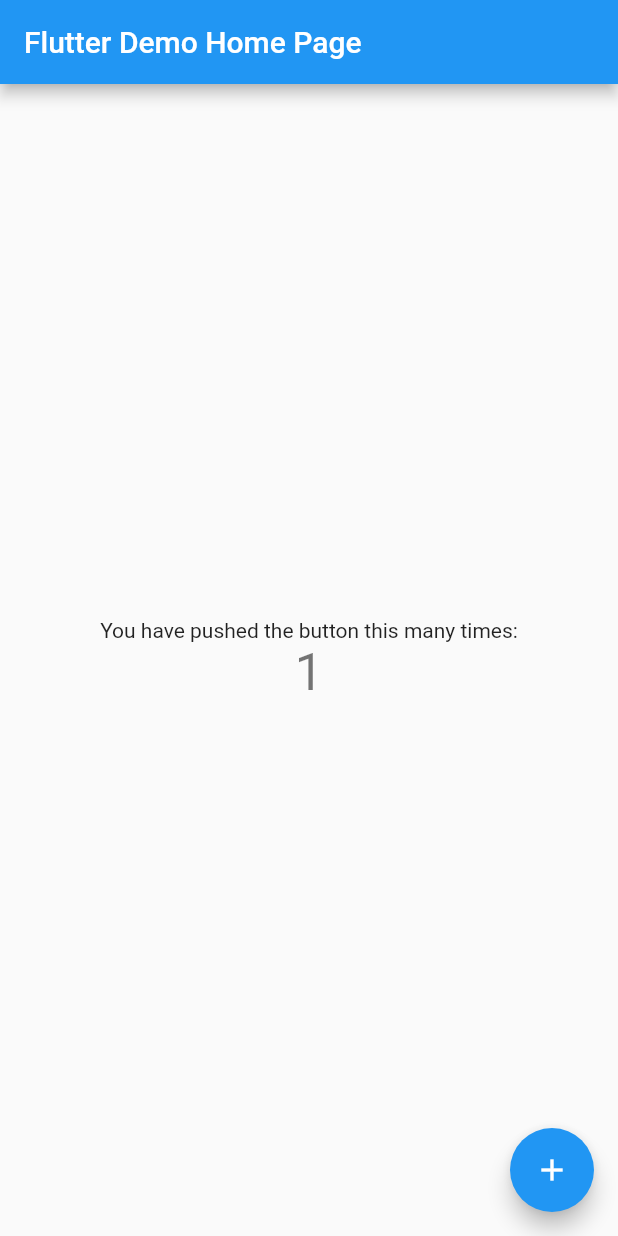
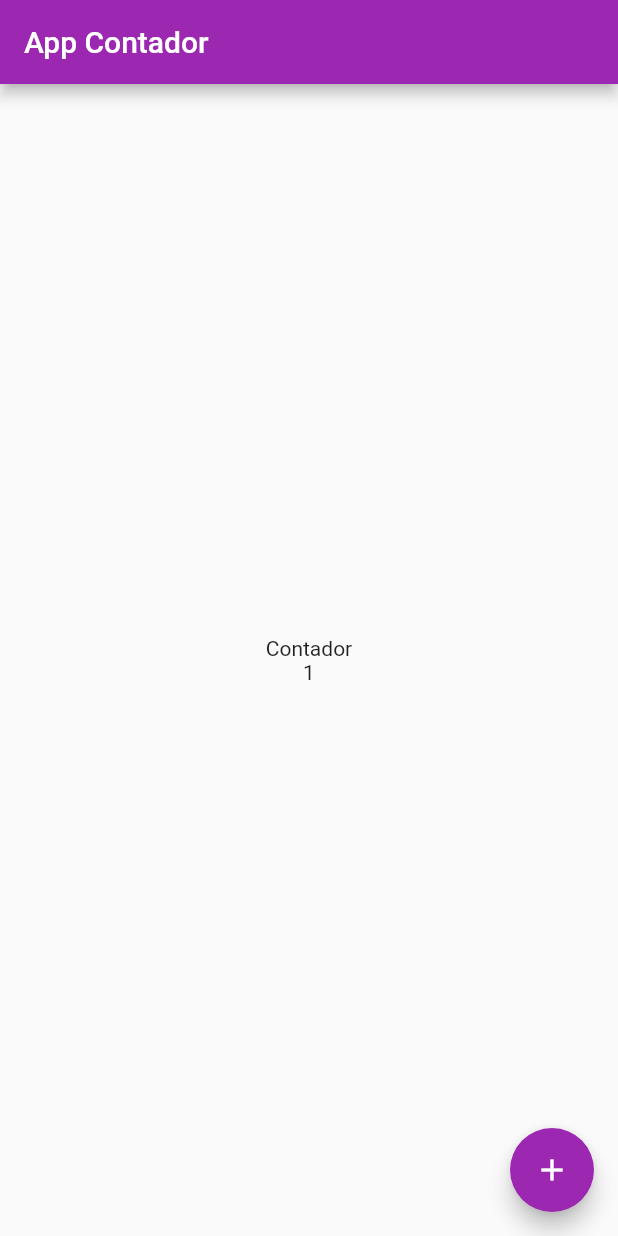
Before and after one commit to victorgusto/RocketSeat-Mission-Start, a Flutter app: the screen it shows after launch, after a tap on the "add" icon, on a phone screen of 412 x 824 dp. Run offline on Flutter 3.47's test engine with Material 2 defaults, Android fonts, the phone set to English and light mode, and no system bars.

Commit message:
Finalizado primeiro app
Finalizado o primeiro app, contador.

```diff
--- a/counter_app/lib/main.dart
+++ b/counter_app/lib/main.dart
@@ -1,115 +1,48 @@
 import 'package:flutter/material.dart';
 
 void main() {
-  runApp(const MyApp());
+  runApp(
+    MaterialApp(
+        theme: ThemeData(primarySwatch: Colors.purple),
+        debugShowCheckedModeBanner: false,
+        home: HomePage()),
+  );
 }
 
-class MyApp extends StatelessWidget {
-  const MyApp({Key? key}) : super(key: key);
-
-  // This widget is the root of your application.
+class HomePage extends StatefulWidget {
   @override
-  Widget build(BuildContext context) {
-    return MaterialApp(
-      title: 'Flutter Demo',
-      theme: ThemeData(
-        // This is the theme of your application.
-        //
-        // Try running your application with "flutter run". You'll see the
-        // application has a blue toolbar. Then, without quitting the app, try
-        // changing the primarySwatch below to Colors.green and then invoke
-        // "hot reload" (press "r" in the console where you ran "flutter run",
-        // or simply save your changes to "hot reload" in a Flutter IDE).
-        // Notice that the counter didn't reset back to zero; the application
-        // is not restarted.
-        primarySwatch: Colors.blue,
-      ),
-      home: const MyHomePage(title: 'Flutter Demo Home Page'),
-    );
-  }
+  State<HomePage> createState() => _HomePageState();
 }
 
-class MyHomePage extends StatefulWidget {
-  const MyHomePage({Key? key, required this.title}) : super(key: key);
+class _HomePageState extends State<HomePage> {
+  var count = 0;
 
-  // This widget is the home page of your application. It is stateful, meaning
-  // that it has a State object (defined below) that contains fields that affect
-  // how it looks.
-
-  // This class is the configuration for the state. It holds the values (in this
-  // case the title) provided by the parent (in this case the App widget) and
-  // used by the build method of the State. Fields in a Widget subclass are
-  // always marked "final".
-
-  final String title;
-
-  @override
-  State<MyHomePage> createState() => _MyHomePageState();
-}
-
-class _MyHomePageState extends State<MyHomePage> {
-  int _counter = 0;
-
-  void _incrementCounter() {
-    setState(() {
-      // This call to setState tells the Flutter framework that something has
-      // changed in this State, which causes it to rerun the build method below
-      // so that the display can reflect the updated values. If we changed
-      // _counter without calling setState(), then the build method would not be
-      // called again, and so nothing would appear to happen.
-      _counter++;
-    });
+  void increment() {
+    count++;
+    print(count);
+    setState(() {});
   }
 
   @override
   Widget build(BuildContext context) {
-    // This method is rerun every time setState is called, for instance as done
-    // by the _incrementCounter method above.
-    //
-    // The Flutter framework has been optimized to make rerunning build methods
-    // fast, so that you can just rebuild anything that needs updating rather
-    // than having to individually change instances of widgets.
     return Scaffold(
       appBar: AppBar(
-        // Here we take the value from the MyHomePage object that was created by
-        // the App.build method, and use it to set our appbar title.
-        title: Text(widget.title),
+        title: Text(
+          "App Contador",
+        ),
       ),
       body: Center(
-        // Center is a layout widget. It takes a single child and positions it
-        // in the middle of the parent.
-        child: Column(
-          // Column is also a layout widget. It takes a list of children and
-          // arranges them vertically. By default, it sizes itself to fit its
-          // children horizontally, and tries to be as tall as its parent.
-          //
-          // Invoke "debug painting" (press "p" in the console, choose the
-          // "Toggle Debug Paint" action from the Flutter Inspector in Android
-          // Studio, or the "Toggle Debug Paint" command in Visual Studio Code)
-          // to see the wireframe for each widget.
-          //
-          // Column has various properties to control how it sizes itself and
-          // how it positions its children. Here we use mainAxisAlignment to
-          // center the children vertically; the main axis here is the vertical
-          // axis because Columns are vertical (the cross axis would be
-          // horizontal).
-          mainAxisAlignment: MainAxisAlignment.center,
-          children: <Widget>[
-            const Text(
-              'You have pushed the button this many times:',
-            ),
-            Text(
-              '$_counter',
-              style: Theme.of(context).textTheme.headline4,
-            ),
-          ],
+        child: Text(
+          "Contador\n$count",
+          textAlign: TextAlign.center,
         ),
       ),
       floatingActionButton: FloatingActionButton(
-        onPressed: _incrementCounter,
-        tooltip: 'Increment',
-        child: const Icon(Icons.add),
-      ), // This trailing comma makes auto-formatting nicer for build methods.
+        child: Icon(Icons.add),
+        onPressed: () {
+          increment();
+        },
+      ),
     );
   }
 }
--- /dev/null
+++ b/counter_app/vscode/settings.json
@@ -0,0 +1,3 @@
+{
+    "editor.fontSize": 10
+}
```
